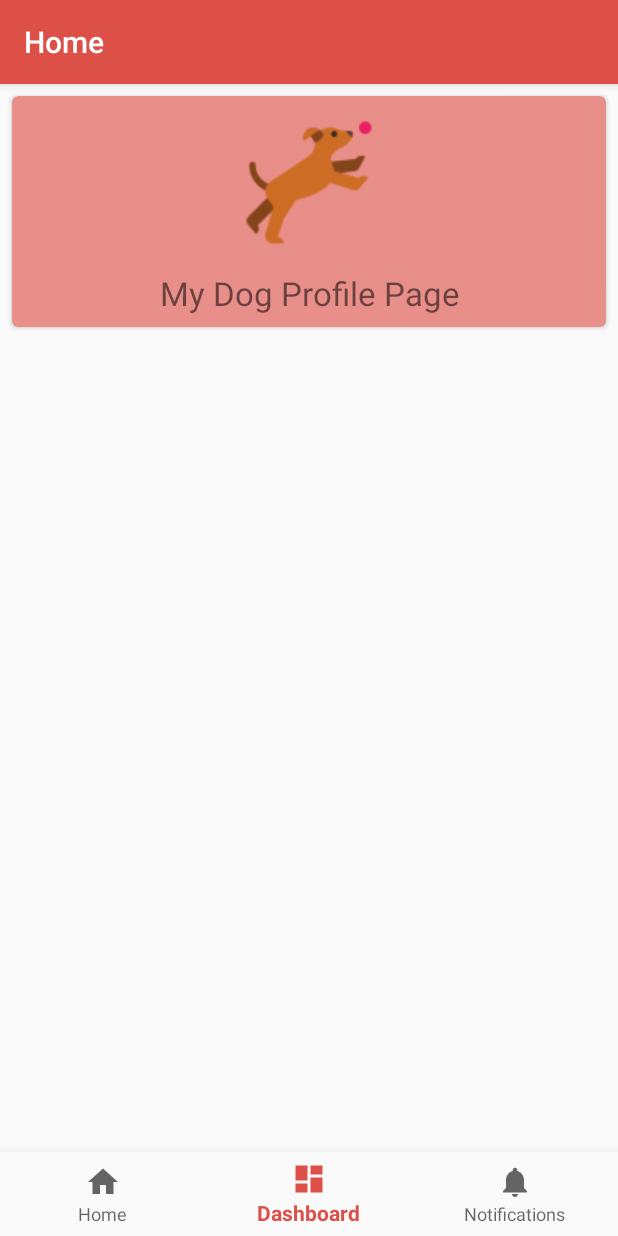
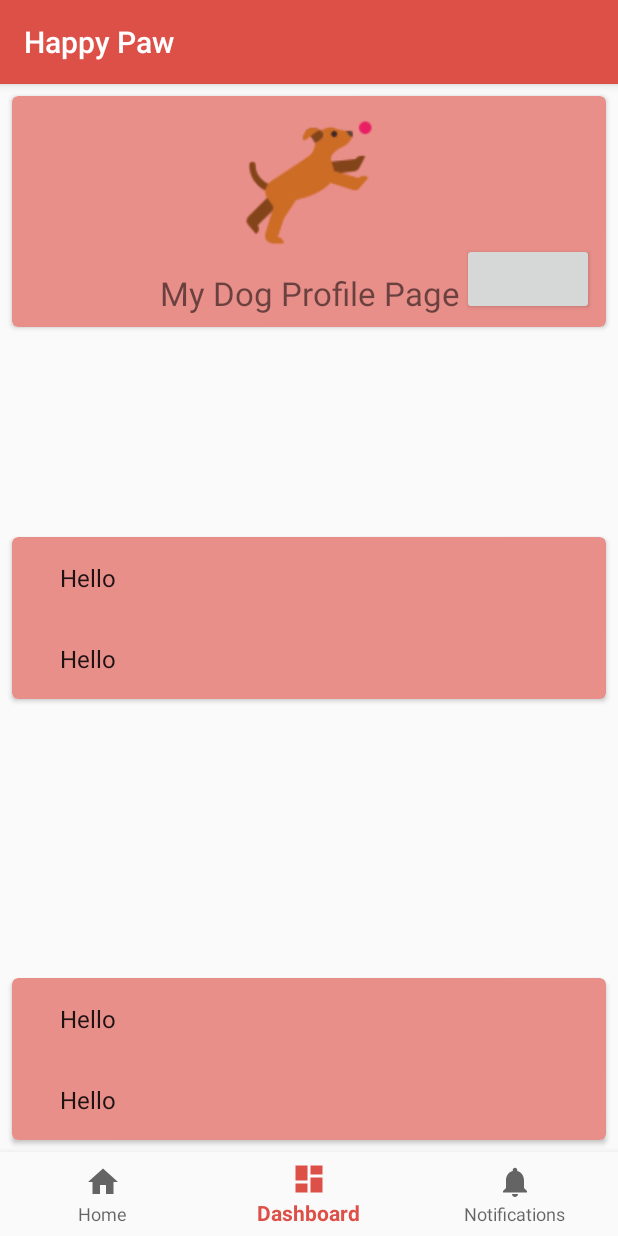
Before and after one commit to dornelas4/HappyPaw, an Android app: the screen it shows after launch (HomeActivity), item 2 of the bottom bar chosen, on a phone screen of 412 x 824 dp. Run offline under Robolectric (Android 15) with nearby library versions, the phone set to English and light mode, and no system bars; libraries missing offline, so code that uses them is left out: com.github.lzyzsd.circleprogress, com.squareup.okhttp; 2 statements that could not run were skipped.

Commit message:
Added push notification handler. Added Vaccine model and vaccine fragment. Added container for nested fragments in ProfileFragment.

```diff
--- a/app/build.gradle
+++ b/app/build.gradle
@@ -35,6 +35,7 @@ dependencies {
     implementation 'com.squareup.okhttp:okhttp:2.5.0'
     implementation 'com.google.android.gms:play-services-maps:16.0.0'
     implementation 'com.google.android.gms:play-services-location:16.0.0'
+    implementation 'com.android.support:recyclerview-v7:28.0.0'
     testImplementation 'junit:junit:4.12'
     androidTestImplementation 'com.android.support.test:runner:1.0.2'
     androidTestImplementation 'com.android.support.test.espresso:espresso-core:3.0.2'
--- a/app/src/main/AndroidManifest.xml
+++ b/app/src/main/AndroidManifest.xml
@@ -41,7 +41,7 @@
 
         <activity
             android:name=".HomeActivity"
-            android:label="@string/title_activity_home">
+            android:label="@string/app_name">
             <intent-filter>
                 <action android:name="android.intent.action.MAIN" />
 
--- /dev/null
+++ b/app/src/main/java/cs4330/cs/utep/edu/happypaw/MyVaccineRecyclerViewAdapter.java
@@ -0,0 +1,72 @@
+package cs4330.cs.utep.edu.happypaw;
+
+import android.support.v7.widget.RecyclerView;
+import android.view.LayoutInflater;
+import android.view.View;
+import android.view.ViewGroup;
+import android.widget.TextView;
+
+import cs4330.cs.utep.edu.happypaw.VaccineFragment.OnListFragmentInteractionListener;
+
+
+import java.util.List;
+
+public class MyVaccineRecyclerViewAdapter extends RecyclerView.Adapter<MyVaccineRecyclerViewAdapter.ViewHolder> {
+
+    private final List<Vaccine> mValues;
+    private final OnListFragmentInteractionListener mListener;
+
+    public MyVaccineRecyclerViewAdapter(List<Vaccine> items, OnListFragmentInteractionListener listener) {
+        mValues = items;
+        mListener = listener;
+    }
+
+    @Override
+    public ViewHolder onCreateViewHolder(ViewGroup parent, int viewType) {
+        View view = LayoutInflater.from(parent.getContext())
+                .inflate(R.layout.fragment_vaccine, parent, false);
+        return new ViewHolder(view);
+    }
+
+    @Override
+    public void onBindViewHolder(final ViewHolder holder, int position) {
+        holder.mItem = mValues.get(position);
+
+        holder.mContentView.setText(mValues.get(position).getVaccineName());
+
+        holder.mView.setOnClickListener(new View.OnClickListener() {
+            @Override
+            public void onClick(View v) {
+                if (null != mListener) {
+                    // Notify the active callbacks interface (the activity, if the
+                    // fragment is attached to one) that an item has been selected.
+                    mListener.onListFragmentInteraction(holder.mItem);
+                }
+            }
+        });
+    }
+
+    @Override
+    public int getItemCount() {
+        return mValues.size();
+    }
+
+    public class ViewHolder extends RecyclerView.ViewHolder {
+        public final View mView;
+
+        public final TextView mContentView;
+        public Vaccine mItem;
+
+        public ViewHolder(View view) {
+            super(view);
+            mView = view;
+
+            mContentView = (TextView) view.findViewById(R.id.content);
+        }
+
+        @Override
+        public String toString() {
+            return super.toString() + " '" + mContentView.getText() + "'";
+        }
+    }
+}
--- a/app/src/main/java/cs4330/cs/utep/edu/happypaw/ProfileFragment.java
+++ b/app/src/main/java/cs4330/cs/utep/edu/happypaw/ProfileFragment.java
@@ -1,6 +1,7 @@
 package cs4330.cs.utep.edu.happypaw;
 
 
+import android.content.Context;
 import android.os.Bundle;
 import android.support.v4.app.Fragment;
 import android.support.v4.app.FragmentTransaction;
@@ -22,16 +23,40 @@ public class ProfileFragment extends Fragment {
     ImageButton like,back;
     Button poke;
     ImageView facebook,instagram,follow;
-
+    Context ctx;
 
     @Override
     public View onCreateView(LayoutInflater inflater, ViewGroup container,
                              Bundle savedInstanceState) {
         View rootView = inflater.inflate(R.layout.fragment_profile, container, false);
+        ctx = rootView.getContext();
+        Button btn = rootView.findViewById(R.id.button1);
+        btn.setOnClickListener(new View.OnClickListener() {
+            @Override
+            public void onClick(View v) {
+                PushNotificationHandler pnf = new PushNotificationHandler(ctx);
+                pnf.showNotifications("Test","Message");
+            }
+        });
+        return rootView;
+    }
 
-        return rootView;
+    @Override
+    public void onViewCreated(View view,Bundle savedInstanceState){
+        insertNestedFragment();
+    }
+
+    public void insertNestedFragment(){
+        Fragment childFragment = new VaccineFragment();
+        FragmentTransaction transaction = getChildFragmentManager().beginTransaction();
+        transaction.replace(R.id.child_fragment_container,childFragment).commit();
+
+        Fragment second = new VaccineFragment();
+        transaction = getChildFragmentManager().beginTransaction();
+        transaction.replace(R.id.second_container,second).commit();
     }
 
 
 
+
 }
--- /dev/null
+++ b/app/src/main/java/cs4330/cs/utep/edu/happypaw/PushNotificationHandler.java
@@ -0,0 +1,46 @@
+package cs4330.cs.utep.edu.happypaw;
+
+import android.app.Notification;
+import android.app.NotificationChannel;
+import android.app.NotificationManager;
+import android.app.PendingIntent;
+import android.content.Context;
+import android.content.Intent;
+import android.support.v4.app.NotificationCompat;
+
+public class PushNotificationHandler {
+    Context ctx;
+
+    public PushNotificationHandler(Context ctx){
+        this.ctx = ctx;
+    }
+
+    public void showNotifications(String title, String msg) {
+        NotificationCompat.Builder mBuilder =
+                new NotificationCompat.Builder(ctx.getApplicationContext(), "notify_001");
+        Intent i = new Intent(ctx.getApplicationContext(), HomeActivity.class);
+        PendingIntent pendingIntent = PendingIntent.getActivity(ctx, 0, i, 0);
+
+        NotificationCompat.BigTextStyle bigText = new NotificationCompat.BigTextStyle();
+
+        bigText.setBigContentTitle(title);
+        bigText.setSummaryText(msg);
+
+        mBuilder.setContentIntent(pendingIntent);
+        mBuilder.setSmallIcon(R.mipmap.ic_launcher_round);
+        mBuilder.setContentTitle(title);
+        mBuilder.setContentText(msg);
+        mBuilder.setPriority(Notification.PRIORITY_MAX);
+        mBuilder.setStyle(bigText);
+
+        NotificationManager manager =
+                (NotificationManager) ctx.getSystemService(Context.NOTIFICATION_SERVICE);
+
+
+        manager.notify(0, mBuilder.build());
+
+    }
+
+
+
+}
--- /dev/null
+++ b/app/src/main/java/cs4330/cs/utep/edu/happypaw/Vaccine.java
@@ -0,0 +1,43 @@
+package cs4330.cs.utep.edu.happypaw;
+
+
+import java.util.ArrayList;
+import java.util.Date;
+import java.util.List;
+
+
+public class Vaccine {
+    private String vaccineName;
+    private Date date;
+    public static List<Vaccine> ITEMS;
+
+    public Vaccine(){
+
+    }
+
+
+
+    public Vaccine(String vaccineName,Date date){
+        if(ITEMS == null){
+            ITEMS = new ArrayList<Vaccine>();
+        }
+        this.vaccineName = vaccineName;
+        this.date = date;
+    }
+
+    public void setVaccineName(String vaccineName){
+        this.vaccineName = vaccineName;
+    }
+
+    public void setDate(Date date){
+        this.date = date;
+    }
+
+    public Date getDate(){
+        return this.date;
+    }
+
+    public String getVaccineName() {
+        return this.vaccineName;
+    }
+}
--- /dev/null
+++ b/app/src/main/java/cs4330/cs/utep/edu/happypaw/VaccineFragment.java
@@ -0,0 +1,70 @@
+package cs4330.cs.utep.edu.happypaw;
+
+import android.content.Context;
+import android.os.Bundle;
+import android.support.v4.app.Fragment;
+import android.support.v7.widget.GridLayoutManager;
+import android.support.v7.widget.LinearLayoutManager;
+import android.support.v7.widget.RecyclerView;
+import android.view.LayoutInflater;
+import android.view.View;
+import android.view.ViewGroup;
+
+
+import java.util.Date;
+import java.util.Calendar;
+import java.util.List;
+
+/**
+ * A fragment representing a list of Items.
+ * <p/>
+ * Activities containing this fragment MUST implement the {@link OnListFragmentInteractionListener}
+ * interface.
+ */
+public class VaccineFragment extends Fragment {
+
+
+    private int mColumnCount = 1;
+    private OnListFragmentInteractionListener mListener;
+
+
+
+    @Override
+    public View onCreateView(LayoutInflater inflater, ViewGroup container,
+                             Bundle savedInstanceState) {
+        View view = inflater.inflate(R.layout.fragment_vaccine_list, container, false);
+
+        // Set the adapter
+        if (view instanceof RecyclerView) {
+            Context context = view.getContext();
+            RecyclerView recyclerView = (RecyclerView) view;
+            if (mColumnCount <= 1) {
+                recyclerView.setLayoutManager(new LinearLayoutManager(context));
+            } else {
+                recyclerView.setLayoutManager(new GridLayoutManager(context, mColumnCount));
+            }
+            Date d = new Date();
+            Vaccine v = new Vaccine("Hello", d);
+            Vaccine.ITEMS.add(v);
+            recyclerView.setAdapter(new MyVaccineRecyclerViewAdapter(Vaccine.ITEMS, mListener));
+        }
+        return view;
+    }
+
+
+
+    /**
+     * This interface must be implemented by activities that contain this
+     * fragment to allow an interaction in this fragment to be communicated
+     * to the activity and potentially other fragments contained in that
+     * activity.
+     * <p/>
+     * See the Android Training lesson <a href=
+     * "http://developer.android.com/training/basics/fragments/communicating.html"
+     * >Communicating with Other Fragments</a> for more information.
+     */
+    public interface OnListFragmentInteractionListener {
+        // TODO: Update argument type and name
+        void onListFragmentInteraction(Vaccine item);
+    }
+}
--- a/app/src/main/res/layout/fragment_profile.xml
+++ b/app/src/main/res/layout/fragment_profile.xml
@@ -1,18 +1,17 @@
 <?xml version="1.0" encoding="utf-8"?>
 <FrameLayout xmlns:android="http://schemas.android.com/apk/res/android"
+    xmlns:app="http://schemas.android.com/apk/res-auto"
     xmlns:tools="http://schemas.android.com/tools"
     android:layout_width="match_parent"
     android:layout_height="match_parent"
   >
 
-    <android.support.design.widget.CoordinatorLayout xmlns:android="http://schemas.android.com/apk/res/android"
-        xmlns:app="http://schemas.android.com/apk/res-auto"
-        xmlns:tools="http://schemas.android.com/tools"
+    <android.support.design.widget.CoordinatorLayout
         android:layout_width="match_parent"
         android:layout_height="match_parent">
 
         <android.support.v7.widget.CardView xmlns:card_view="http://schemas.android.com/apk/res-auto"
-            android:id="@+id/card_view"
+            android:id="@+id/profile_picture_card"
             android:layout_width="match_parent"
             android:layout_height="wrap_content"
 
@@ -63,8 +62,48 @@
                         app:layout_constraintStart_toStartOf="parent"
                         app:layout_constraintTop_toBottomOf="@+id/imageView2"
                         app:layout_constraintVertical_bias="0.0" />
+
+                    <Button
+                        android:id="@+id/button1"
+                        android:layout_width="wrap_content"
+                        android:layout_height="wrap_content"
+                        android:layout_marginEnd="8dp"
+                        android:layout_marginBottom="8dp"
+                        card_view:layout_constraintBottom_toBottomOf="parent"
+                        card_view:layout_constraintEnd_toEndOf="parent" />
                 </android.support.constraint.ConstraintLayout>
+
             </LinearLayout>
+
+        </android.support.v7.widget.CardView>
+
+        <android.support.v7.widget.CardView xmlns:card_view="http://schemas.android.com/apk/res-auto"
+            android:id="@+id/vaccines_card"
+            android:layout_width="match_parent"
+            android:layout_height="wrap_content"
+            android:layout_gravity="center"
+
+            android:layout_margin="8dp"
+            app:cardBackgroundColor="#e98f8a"
+            card_view:cardCornerRadius="4dp">
+            <FrameLayout
+                android:id="@+id/child_fragment_container"
+                android:layout_width="match_parent"
+                android:layout_height="wrap_content" />
+        </android.support.v7.widget.CardView>
+        <android.support.v7.widget.CardView xmlns:card_view="http://schemas.android.com/apk/res-auto"
+            android:id="@+id/other_card"
+            android:layout_width="match_parent"
+            android:layout_height="wrap_content"
+            android:layout_gravity="bottom"
+
+            android:layout_margin="8dp"
+            app:cardBackgroundColor="#e98f8a"
+            card_view:cardCornerRadius="4dp">
+            <FrameLayout
+                android:id="@+id/second_container"
+                android:layout_width="match_parent"
+                android:layout_height="wrap_content" />
         </android.support.v7.widget.CardView>
     </android.support.design.widget.CoordinatorLayout>
 
--- /dev/null
+++ b/app/src/main/res/layout/fragment_vaccine.xml
@@ -0,0 +1,15 @@
+<?xml version="1.0" encoding="utf-8"?>
+<LinearLayout xmlns:android="http://schemas.android.com/apk/res/android"
+    android:layout_width="wrap_content"
+    android:layout_height="wrap_content"
+    android:orientation="horizontal">
+
+
+
+    <TextView
+        android:id="@+id/content"
+        android:layout_width="wrap_content"
+        android:layout_height="wrap_content"
+        android:layout_margin="@dimen/text_margin"
+        android:textAppearance="?attr/textAppearanceListItem" />
+</LinearLayout>
--- /dev/null
+++ b/app/src/main/res/layout/fragment_vaccine_list.xml
@@ -0,0 +1,13 @@
+<?xml version="1.0" encoding="utf-8"?>
+<android.support.v7.widget.RecyclerView xmlns:android="http://schemas.android.com/apk/res/android"
+    xmlns:app="http://schemas.android.com/apk/res-auto"
+    xmlns:tools="http://schemas.android.com/tools"
+    android:id="@+id/list"
+    android:name="cs4330.cs.utep.edu.happypaw.VaccineFragment"
+    android:layout_width="match_parent"
+    android:layout_height="match_parent"
+    android:layout_marginLeft="16dp"
+    android:layout_marginRight="16dp"
+    app:layoutManager="LinearLayoutManager"
+    tools:context=".VaccineFragment"
+    tools:listitem="@layout/fragment_vaccine" />
--- a/app/src/main/res/values/dimens.xml
+++ b/app/src/main/res/values/dimens.xml
@@ -3,4 +3,5 @@
     <!-- Default screen margins, per the Android Design guidelines. -->
     <dimen name="activity_horizontal_margin">16dp</dimen>
     <dimen name="activity_vertical_margin">16dp</dimen>
+    <dimen name="text_margin">16dp</dimen>
 </resources>
```
